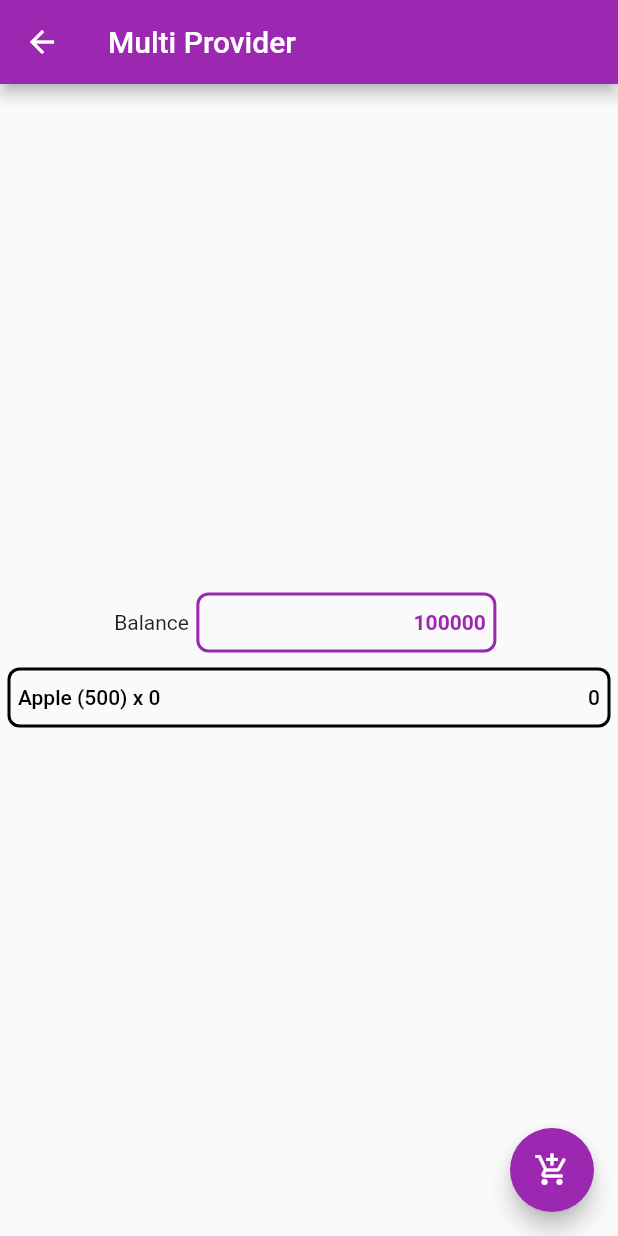
After one commit to Subarkah7/mastering-flutter, a Flutter app: the HomePage screen opened directly, after a tap on "Multi Provider State Management", on a phone screen of 412 x 824 dp. The commit adds this screen. Run offline on Flutter 3.47's test engine with Material 2 defaults, Android fonts, the phone set to English and light mode, and no system bars.

Commit message:
provider state managemenet

```diff
--- a/lib/home_page.dart
+++ b/lib/home_page.dart
@@ -1,4 +1,6 @@
 import 'package:flutter/material.dart';
+import 'package:mastering_flutter/multi_provider.dart';
+import 'package:mastering_flutter/provider_state.dart';
 import 'package:mastering_flutter/second_page.dart';
 
 class HomePage extends StatelessWidget {
@@ -9,7 +11,9 @@ class HomePage extends StatelessWidget {
         title: Text("Main Page"),
       ),
       body: Center(
-        child: MaterialButton(
+        child: Column(
+          children: [
+            MaterialButton(
               child: Text("Go to Second Page"),
               onPressed: () {
                 Navigator.push(context, MaterialPageRoute(builder: (context) {
@@ -17,6 +21,24 @@ class HomePage extends StatelessWidget {
                 }));
               },
             ),
+            MaterialButton(
+              child: Text("Provider State Management"),
+              onPressed: () {
+                Navigator.push(context, MaterialPageRoute(builder: (context) {
+                  return StateManagement();
+                }));
+              },
+            ),
+            MaterialButton(
+              child: Text("Multi Provider State Management"),
+              onPressed: () {
+                Navigator.push(context, MaterialPageRoute(builder: (context) {
+                  return MultiProviderState();
+                }));
+              },
+            ),
+          ],
+        ),
       ),
     );
   }
--- /dev/null
+++ b/lib/multi_provider.dart
@@ -0,0 +1,103 @@
+import 'package:flutter/material.dart';
+import 'package:mastering_flutter/widgets/cart.dart';
+import 'package:mastering_flutter/widgets/money.dart';
+import 'package:provider/provider.dart';
+
+class MultiProviderState extends StatelessWidget {
+  @override
+  Widget build(BuildContext context) {
+    return MultiProvider(
+      providers: [
+        ChangeNotifierProvider<Money>(
+          create: (context) => Money(),
+        ),
+        ChangeNotifierProvider<Cart>(create: (context) => Cart())
+      ],
+      child: Scaffold(
+        floatingActionButton: Consumer<Money>(
+          builder: (context, money, _) => Consumer<Cart>(
+            builder: (context, cart, _) => FloatingActionButton(
+              onPressed: () {
+                if (money.balance >= 500) {
+                  cart.quantity += 1;
+                  money.balance -= 500;
+                }
+              },
+              child: Icon(
+                Icons.add_shopping_cart,
+              ),
+              backgroundColor: Colors.purple,
+            ),
+          ),
+        ),
+        appBar: AppBar(
+          backgroundColor: Colors.purple,
+          title: Text("Multi Provider"),
+        ),
+        body: Center(
+          child: Column(
+            mainAxisAlignment: MainAxisAlignment.center,
+            children: [
+              Row(
+                mainAxisAlignment: MainAxisAlignment.center,
+                children: [
+                  Text(
+                    "Balance",
+                  ),
+                  Container(
+                    height: 40,
+                    width: 200,
+                    margin: EdgeInsets.all(5),
+                    padding: EdgeInsets.all(5),
+                    decoration: BoxDecoration(
+                        borderRadius: BorderRadius.circular(8),
+                        border: Border.all(color: Colors.purple, width: 2)),
+                    child: Align(
+                      alignment: Alignment.centerRight,
+                      child: Consumer<Money>(
+                        builder: (context, money, _) => Text(
+                          money.balance.toString(),
+                          style: TextStyle(
+                              color: Colors.purple,
+                              fontWeight: FontWeight.w700),
+                        ),
+                      ),
+                    ),
+                  )
+                ],
+              ),
+              Container(
+                height: 40,
+                margin: EdgeInsets.all(5),
+                padding: EdgeInsets.all(5),
+                decoration: BoxDecoration(
+                    borderRadius: BorderRadius.circular(8),
+                    border: Border.all(color: Colors.black, width: 2)),
+                child: Align(
+                  alignment: Alignment.centerRight,
+                  child: Consumer<Cart>(
+                    builder: (context, cart, _) => Row(
+                      mainAxisAlignment: MainAxisAlignment.spaceBetween,
+                      children: [
+                        Text(
+                          "Apple (500) x " + cart.quantity.toString(),
+                          style: TextStyle(
+                              color: Colors.black, fontWeight: FontWeight.w500),
+                        ),
+                        Text(
+                          (500 * cart.quantity).toString(),
+                          style: TextStyle(
+                              color: Colors.black, fontWeight: FontWeight.w500),
+                        ),
+                      ],
+                    ),
+                  ),
+                ),
+              )
+            ],
+          ),
+        ),
+      ),
+    );
+  }
+}
--- /dev/null
+++ b/lib/widgets/cart.dart
@@ -0,0 +1,12 @@
+import 'package:flutter/cupertino.dart';
+import 'package:flutter/foundation.dart';
+
+class Cart with ChangeNotifier {
+  int _quantity = 0;
+
+  int get quantity => _quantity;
+  set quantity(int value) {
+    _quantity = value;
+    notifyListeners();
+  }
+}
--- /dev/null
+++ b/lib/widgets/money.dart
@@ -0,0 +1,12 @@
+import 'package:flutter/cupertino.dart';
+import 'package:flutter/foundation.dart';
+
+class Money with ChangeNotifier {
+  int _balance = 100000;
+
+  int get balance => _balance;
+  set balance(int value) {
+    _balance = value;
+    notifyListeners();
+  }
+}
--- a/pubspec.yaml
+++ b/pubspec.yaml
@@ -28,6 +28,7 @@ dependencies:
   # The following adds the Cupertino Icons font to your application.
   # Use with the CupertinoIcons class for iOS style icons.
   cupertino_icons: ^1.0.2
+  provider: ^6.0.1
 
 dev_dependencies:
   flutter_test:
```
Also changed, not shown: lib/provider_state.dart (added, +57 -0 lines), lib/widgets/application_color.dart (added, +16 -0 lines), pubspec.lock. Lines whose indentation alone changed are shown as unchanged.
